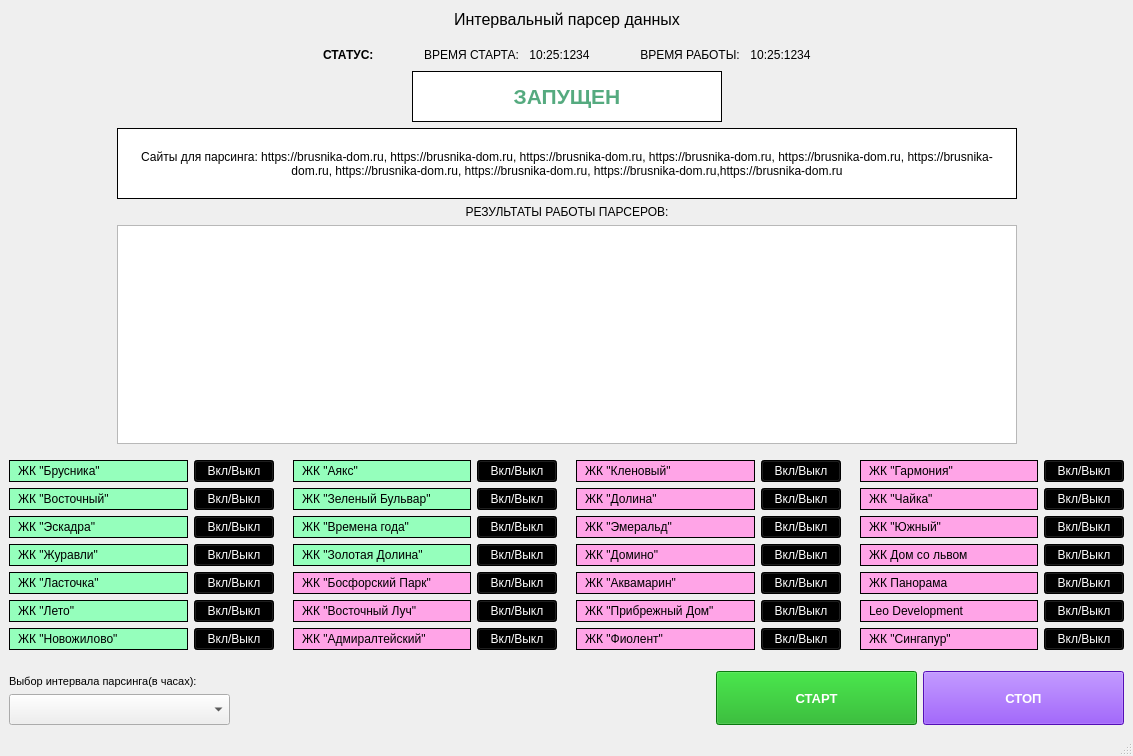
Qt form design_2.ui (gorod-old/DesktopIntervalParser) before a commit.
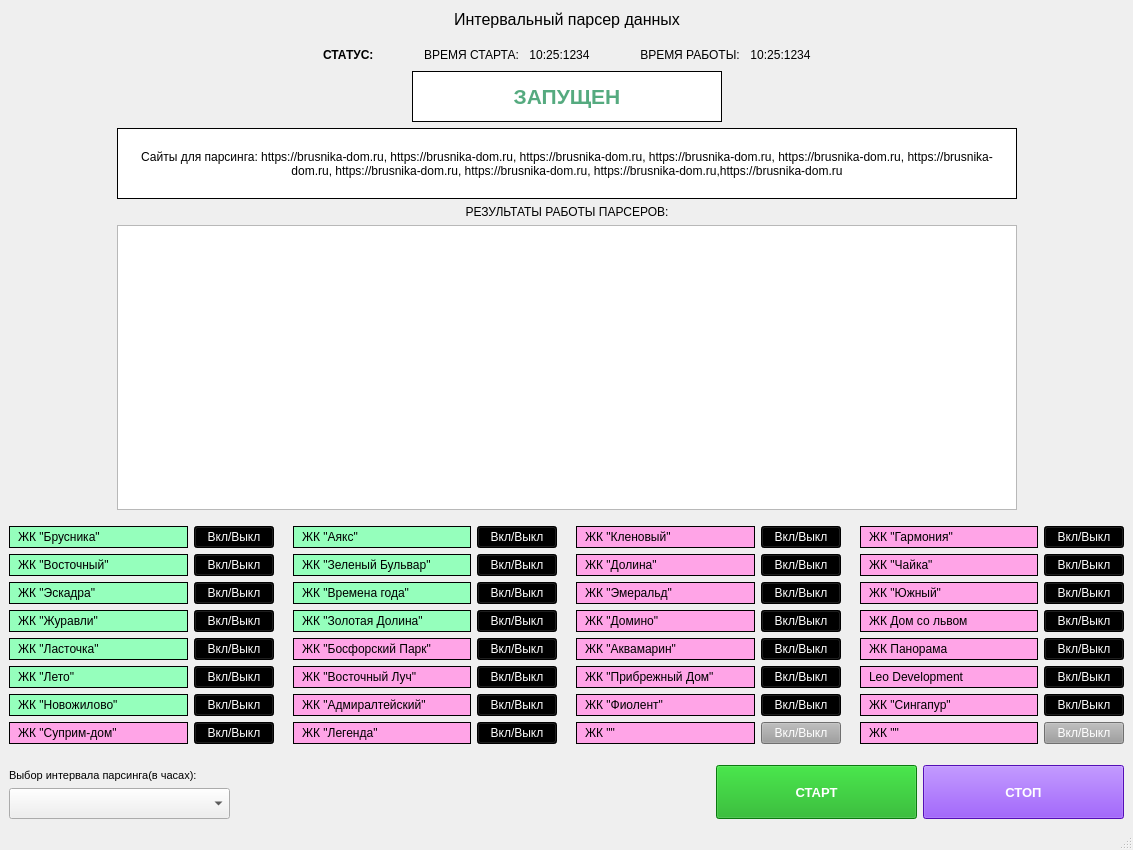
The same form after that commit.

Patch:
```diff
--- a/design_2.ui
+++ b/design_2.ui
@@ -7,7 +7,7 @@
     <x>0</x>
     <y>0</y>
     <width>1133</width>
-    <height>756</height>
+    <height>850</height>
    </rect>
   </property>
   <property name="minimumSize">
@@ -767,6 +767,52 @@
           </item>
          </layout>
         </item>
+        <item>
+         <layout class="QHBoxLayout" name="horizontalLayout_38">
+          <item>
+           <widget class="QLabel" name="label_29">
+            <property name="sizePolicy">
+             <sizepolicy hsizetype="Expanding" vsizetype="Preferred">
+              <horstretch>0</horstretch>
+              <verstretch>0</verstretch>
+             </sizepolicy>
+            </property>
+            <property name="minimumSize">
+             <size>
+              <width>153</width>
+              <height>0</height>
+             </size>
+            </property>
+            <property name="maximumSize">
+             <size>
+              <width>250</width>
+              <height>28</height>
+             </size>
+            </property>
+            <property name="styleSheet">
+             <string notr="true">background-color: rgb(255, 164, 231);
+color: rgb(0, 0, 0);
+padding: 0 5px;
+border: 1px solid;</string>
+            </property>
+            <property name="text">
+             <string>ЖК &quot;Cуприм-дом&quot;</string>
+            </property>
+           </widget>
+          </item>
+          <item>
+           <widget class="QPushButton" name="siteButton_29">
+            <property name="styleSheet">
+             <string notr="true">background-color: rgb(0, 0, 0);
+color: rgb(255, 255, 255);</string>
+            </property>
+            <property name="text">
+             <string>Вкл/Выкл</string>
+            </property>
+           </widget>
+          </item>
+         </layout>
+        </item>
        </layout>
       </item>
       <item>
@@ -1109,6 +1155,52 @@
           </item>
          </layout>
         </item>
+        <item>
+         <layout class="QHBoxLayout" name="horizontalLayout_39">
+          <item>
+           <widget class="QLabel" name="label_30">
+            <property name="sizePolicy">
+             <sizepolicy hsizetype="Expanding" vsizetype="Preferred">
+              <horstretch>0</horstretch>
+              <verstretch>0</verstretch>
+             </sizepolicy>
+            </property>
+            <property name="minimumSize">
+             <size>
+              <width>153</width>
+              <height>0</height>
+             </size>
+            </property>
+            <property name="maximumSize">
+             <size>
+              <width>250</width>
+              <height>28</height>
+             </size>
+            </property>
+            <property name="styleSheet">
+             <string notr="true">background-color: rgb(255, 164, 231);
+color: rgb(0, 0, 0);
+padding: 0 5px;
+border: 1px solid;</string>
+            </property>
+            <property name="text">
+             <string>ЖК &quot;Легенда&quot;</string>
+            </property>
+           </widget>
+          </item>
+          <item>
+           <widget class="QPushButton" name="siteButton_30">
+            <property name="styleSheet">
+             <string notr="true">background-color: rgb(0, 0, 0);
+color: rgb(255, 255, 255);</string>
+            </property>
+            <property name="text">
+             <string>Вкл/Выкл</string>
+            </property>
+           </widget>
+          </item>
+         </layout>
+        </item>
        </layout>
       </item>
       <item>
@@ -1451,6 +1543,52 @@
           </item>
          </layout>
         </item>
+        <item>
+         <layout class="QHBoxLayout" name="horizontalLayout_40">
+          <item>
+           <widget class="QLabel" name="label_31">
+            <property name="sizePolicy">
+             <sizepolicy hsizetype="Expanding" vsizetype="Preferred">
+              <horstretch>0</horstretch>
+              <verstretch>0</verstretch>
+             </sizepolicy>
+            </property>
+            <property name="minimumSize">
+             <size>
+              <width>153</width>
+              <height>0</height>
+             </size>
+            </property>
+            <property name="maximumSize">
+             <size>
+              <width>250</width>
+              <height>28</height>
+             </size>
+            </property>
+            <property name="styleSheet">
+             <string notr="true">background-color: rgb(255, 164, 231);
+color: rgb(0, 0, 0);
+padding: 0 5px;
+border: 1px solid;</string>
+            </property>
+            <property name="text">
+             <string>ЖК &quot;&quot;</string>
+            </property>
+           </widget>
+          </item>
+          <item>
+           <widget class="QPushButton" name="siteButton_31">
+            <property name="styleSheet">
+             <string notr="true">background-color: rgb(156, 156, 156);
+color: rgb(255, 255, 255);</string>
+            </property>
+            <property name="text">
+             <string>Вкл/Выкл</string>
+            </property>
+           </widget>
+          </item>
+         </layout>
+        </item>
        </layout>
       </item>
       <item>
@@ -1795,6 +1933,52 @@
           </item>
          </layout>
         </item>
+        <item>
+         <layout class="QHBoxLayout" name="horizontalLayout_41">
+          <item>
+           <widget class="QLabel" name="label_32">
+            <property name="sizePolicy">
+             <sizepolicy hsizetype="Expanding" vsizetype="Preferred">
+              <horstretch>0</horstretch>
+              <verstretch>0</verstretch>
+             </sizepolicy>
+            </property>
+            <property name="minimumSize">
+             <size>
+              <width>153</width>
+              <height>0</height>
+             </size>
+            </property>
+            <property name="maximumSize">
+             <size>
+              <width>250</width>
+              <height>28</height>
+             </size>
+            </property>
+            <property name="styleSheet">
+             <string notr="true">background-color: rgb(255, 164, 231);
+color: rgb(0, 0, 0);
+padding: 0 5px;
+border: 1px solid;</string>
+            </property>
+            <property name="text">
+             <string>ЖК &quot;&quot;</string>
+            </property>
+           </widget>
+          </item>
+          <item>
+           <widget class="QPushButton" name="siteButton_32">
+            <property name="styleSheet">
+             <string notr="true">background-color: rgb(156, 156, 156);
+color: rgb(255, 255, 255);</string>
+            </property>
+            <property name="text">
+             <string>Вкл/Выкл</string>
+            </property>
+           </widget>
+          </item>
+         </layout>
+        </item>
        </layout>
       </item>
      </layout>
```
